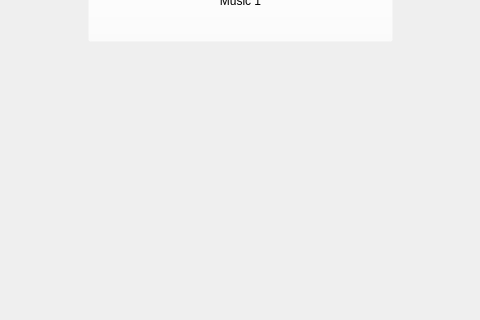
bladeath860620/QT, file taigoo/menu.ui: the form before one commit; both pictures show x 272 to 752 and y 151 to 471 of the 1024 by 768 pixel window.
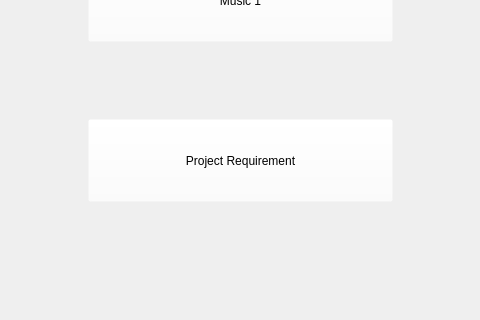
The form after the commit. Icons and pictures are not drawn.

```diff
--- a/taigoo/menu.ui
+++ b/taigoo/menu.ui
@@ -52,6 +52,23 @@
      <string>Music 1</string>
     </property>
    </widget>
+   <widget class="QPushButton" name="pushButton_2">
+    <property name="geometry">
+     <rect>
+      <x>360</x>
+      <y>270</y>
+      <width>305</width>
+      <height>83</height>
+     </rect>
+    </property>
+    <property name="styleSheet">
+     <string notr="true">background-image: url(:/but/image/button/start.png);
+background-color: rgba(255, 255, 255, 0);</string>
+    </property>
+    <property name="text">
+     <string>Project Requirement</string>
+    </property>
+   </widget>
   </widget>
  </widget>
  <resources/>
```
